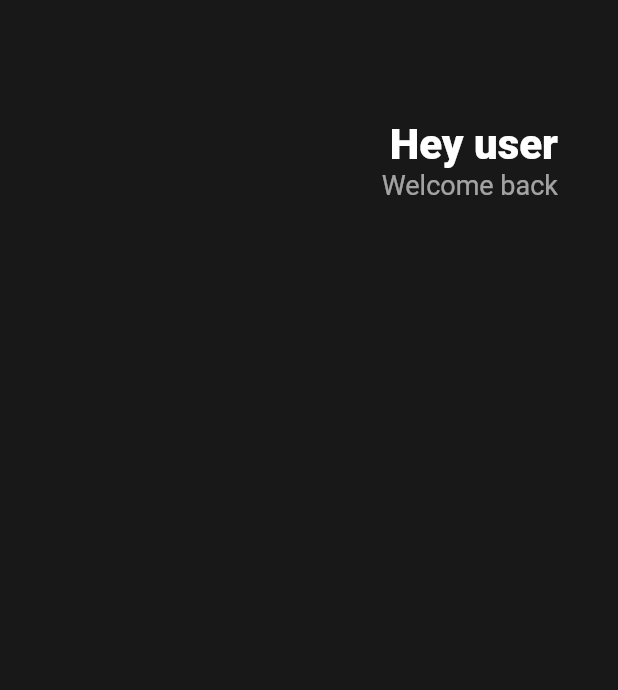
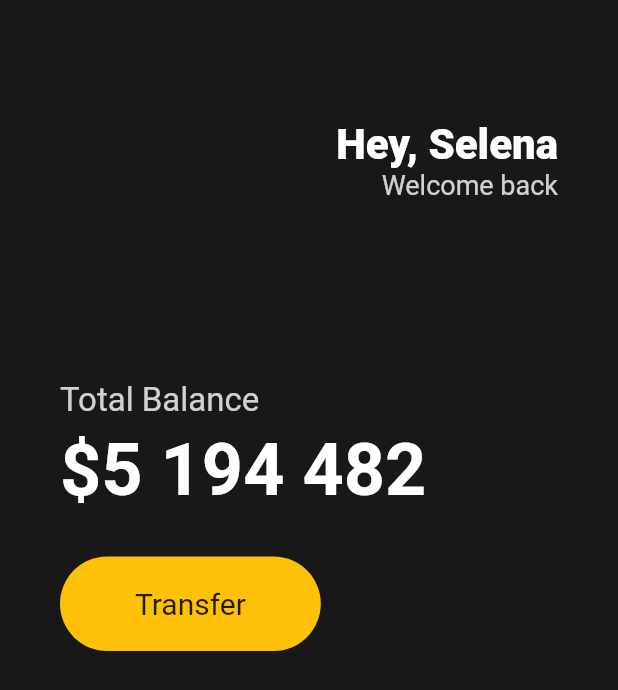
Before and after one commit to fluorjo/flutter_webtoon_app_clone, a Flutter app: the screen it shows after launch, on a phone screen of 412 x 824 dp. Shown: the top 690 px of the screen. Run offline on Flutter 3.47's test engine with Material 2 defaults, Android fonts, the phone set to English and light mode, and no system bars.

Commit message:
3.2. Buttons Section

```diff
--- a/lib/main.dart
+++ b/lib/main.dart
@@ -9,40 +9,92 @@ class App extends StatelessWidget {
   Widget build(BuildContext context) {
     return MaterialApp(
       home: Scaffold(
-        backgroundColor: Color(0xff181818),
+        backgroundColor: Color(0xFF181818),
         body: Padding(
-          padding: EdgeInsets.symmetric(horizontal: 40),
+          padding: EdgeInsets.symmetric(
+            horizontal: 40,
+          ),
           child: Column(
+            crossAxisAlignment: CrossAxisAlignment.start,
             children: [
+              SizedBox(
+                height: 80,
+              ),
               Row(
                 mainAxisAlignment: MainAxisAlignment.end,
                 children: [
                   Column(
-              crossAxisAlignment:
-              CrossAxisAlignment.end,
+                    crossAxisAlignment: CrossAxisAlignment.end,
                     children: [
-                SizedBox(
-                  height: 80,
-                ),
-              Text('Hey user',
+                      Text(
+                        'Hey, Selena',
                         style: TextStyle(
                           color: Colors.white,
                           fontSize: 28,
                           fontWeight: FontWeight.w800,
                         ),
                       ),
-              Text('Welcome back',
+                      Text(
+                        'Welcome back',
                         style: TextStyle(
-                color: Colors.white.withOpacity(0.6),
+                          color: Color.fromRGBO(255, 255, 255, 0.8),
                           fontSize: 18,
                         ),
                       ),
                     ],
                   )
                 ],
+              ),
+              SizedBox(
+                height: 120,
+              ),
+              Text(
+                'Total Balance',
+                style: TextStyle(
+                  fontSize: 22,
+                  color: Colors.white.withOpacity(0.8),
+                ),
+              ),
+              SizedBox(
+                height: 5,
+              ),
+              Text(
+                '\$5 194 482',
+                style: TextStyle(
+                  fontSize: 48,
+                  fontWeight: FontWeight.w600,
+                  color: Colors.white,
+                ),
+              ),
+              SizedBox(
+                height: 30,
+              ),
+              Row(
+                children: [
+                  Container(
+                    decoration: BoxDecoration(
+                      color: Colors.amber,
+                      borderRadius: BorderRadius.circular(45),
+                    ),
+                    child: Padding(
+                      padding: EdgeInsets.symmetric(
+                        vertical: 20,
+                        horizontal: 50,
+                      ),
+                      child: Text(
+                        'Transfer',
+                        style: TextStyle(
+                          fontSize: 20,
+                        ),
+                      ),
+                    ),
                   )
-        ],),
+                ],
               )
-        ),);
+            ],
+          ),
+        ),
+      ),
+    );
   }
 }
```
Lines whose indentation alone changed are shown as unchanged.
